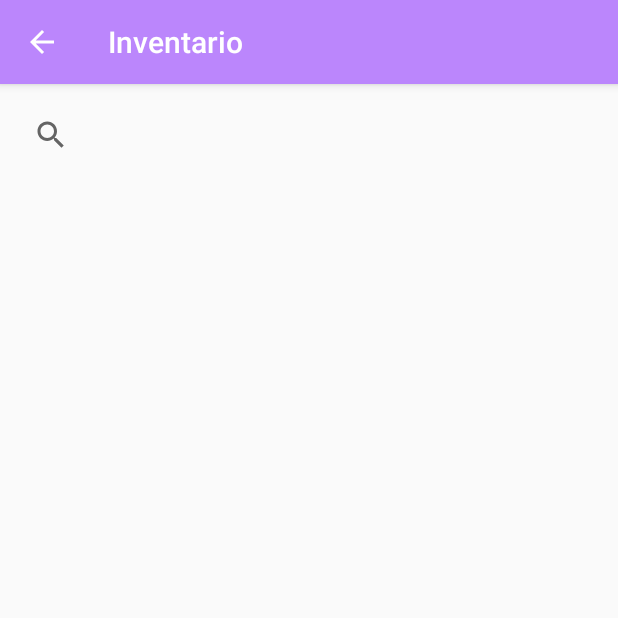
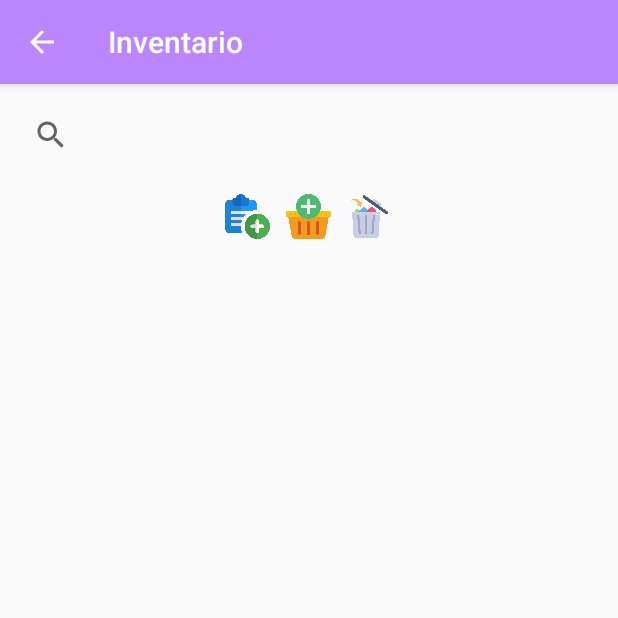
Before and after one commit to isagonrod/inventario, an Android app: the ListaActivity screen opened directly, with no data from a screen before it, on a phone screen of 412 x 824 dp, the top half of it. Run offline under Robolectric (Android 15) with nearby library versions, the phone set to English and light mode, and no system bars.

Commit message:
[#3] - Clic largo selecciona y cambia de color. - Boton para nuevos productos en la lista.

```diff
--- a/app/src/main/java/isamix/inventario/ListaActivity.java
+++ b/app/src/main/java/isamix/inventario/ListaActivity.java
@@ -1,10 +1,14 @@
 package isamix.inventario;
 
+import android.annotation.SuppressLint;
+import android.content.Intent;
 import android.support.v7.app.AppCompatActivity;
 import android.os.Bundle;
 import android.support.v7.widget.DividerItemDecoration;
 import android.support.v7.widget.LinearLayoutManager;
 import android.support.v7.widget.RecyclerView;
+import android.view.View;
+import android.widget.Button;
 import android.widget.SearchView;
 
 import java.util.ArrayList;
@@ -19,13 +23,19 @@ public class ListaActivity extends AppCompatActivity implements SearchView.OnQue
     RecyclerView listaProductos;
     ArrayList<Producto> listaArrayProductos;
     ListaProductosAdapter adapter;
+    Button addProduct, editProduct, addListProduct, deleteProduct;
 
+    @SuppressLint("ResourceType")
     @Override
     protected void onCreate(Bundle savedInstanceState) {
         super.onCreate(savedInstanceState);
         setContentView(R.layout.activity_lista);
 
         txtBuscar = findViewById(R.id.txtBuscar);
+        addProduct = findViewById(R.id.fabNuevo);
+        //editProduct = findViewById(R.id.fabEditar);
+        addListProduct = findViewById(R.id.fabListaCompra);
+        deleteProduct = findViewById(R.id.fabEliminar);
         listaProductos = findViewById(R.id.listaProductos);
         listaProductos.setLayoutManager(new LinearLayoutManager(this));
 
@@ -36,11 +46,17 @@ public class ListaActivity extends AppCompatActivity implements SearchView.OnQue
         adapter = new ListaProductosAdapter(dbProductos.mostrarProductos());
         listaProductos.setAdapter(adapter);
 
+        // Pinta la línea divisoria entre elementos de la lista
         DividerItemDecoration dividerItemDecoration = new DividerItemDecoration(
                 this, new LinearLayoutManager(this).getOrientation());
         listaProductos.addItemDecoration(dividerItemDecoration);
 
         txtBuscar.setOnQueryTextListener(this);
+
+        addProduct.setOnClickListener(v -> {
+            Intent intent = new Intent(ListaActivity.this, NuevoActivity.class);
+            startActivity(intent);
+        });
     }
 
     @Override
--- a/app/src/main/java/isamix/inventario/adapter/ListaProductosAdapter.java
+++ b/app/src/main/java/isamix/inventario/adapter/ListaProductosAdapter.java
@@ -3,6 +3,7 @@ package isamix.inventario.adapter;
 import android.annotation.SuppressLint;
 import android.content.Context;
 import android.content.Intent;
+import android.graphics.Color;
 import android.support.annotation.NonNull;
 import android.support.v7.widget.RecyclerView;
 import android.view.LayoutInflater;
@@ -22,6 +23,7 @@ public class ListaProductosAdapter extends RecyclerView.Adapter<ListaProductosAd
 
     ArrayList<Producto> listaProductos;
     ArrayList<Producto> listaOriginal;
+    ArrayList<Producto> listaCompra;
 
     public ListaProductosAdapter(ArrayList<Producto> listaProductos) {
         this.listaProductos = listaProductos;
@@ -83,6 +85,13 @@ public class ListaProductosAdapter extends RecyclerView.Adapter<ListaProductosAd
                 intent.putExtra("ID", listaProductos.get(getAdapterPosition()).getId());
                 context.startActivity(intent);
             });
+
+            itemView.setOnLongClickListener(v -> {
+                itemView.setBackgroundColor(Color.CYAN);
+                // Añadir el producto seleccionado a la lista de la compra
+
+                return true;
+            });
         }
     }
 }
--- a/app/src/main/res/layout/activity_lista.xml
+++ b/app/src/main/res/layout/activity_lista.xml
@@ -1,22 +1,68 @@
 <?xml version="1.0" encoding="utf-8"?>
 <LinearLayout xmlns:android="http://schemas.android.com/apk/res/android"
+    xmlns:app="http://schemas.android.com/apk/res-auto"
     xmlns:tools="http://schemas.android.com/tools"
     android:layout_width="match_parent"
     android:layout_height="match_parent"
-    xmlns:app="http://schemas.android.com/apk/res-auto"
     android:layout_margin="10dp"
     android:orientation="vertical"
     tools:context=".ListaActivity">
 
     <SearchView
         android:id="@+id/txtBuscar"
-        app:actionViewClass="androix.appcompat.widget.SearchView"
         android:layout_width="match_parent"
-        android:layout_height="wrap_content" />
+        android:layout_height="wrap_content"
+        app:actionViewClass="androix.appcompat.widget.SearchView" />
+
+    <LinearLayout
+        android:layout_width="wrap_content"
+        android:layout_height="wrap_content"
+        android:layout_margin="10dp"
+        android:weightSum="4"
+        android:layout_gravity="center">
+
+        <Button
+            android:id="@+id/fabNuevo"
+            android:layout_width="30dp"
+            android:layout_height="30dp"
+            android:layout_gravity="center"
+            android:layout_margin="5dp"
+            android:background="@drawable/add"
+            android:clickable="true" />
+
+<!--        <Button-->
+<!--            android:id="@+id/fabEditar"-->
+<!--            android:layout_width="30dp"-->
+<!--            android:layout_height="30dp"-->
+<!--            android:layout_gravity="center"-->
+<!--            android:layout_margin="5dp"-->
+<!--            android:background="@drawable/edit"-->
+<!--            android:clickable="true" />-->
+
+        <Button
+            android:id="@+id/fabListaCompra"
+            android:layout_width="30dp"
+            android:layout_height="30dp"
+            android:layout_gravity="center"
+            android:layout_margin="5dp"
+            android:background="@drawable/basket"
+            android:clickable="true" />
+
+        <Button
+            android:id="@+id/fabEliminar"
+            android:layout_width="30dp"
+            android:layout_height="30dp"
+            android:layout_gravity="center"
+            android:layout_margin="5dp"
+            android:background="@drawable/delete"
+            android:clickable="true" />
+
+    </LinearLayout>
 
     <android.support.v7.widget.RecyclerView
         android:id="@+id/listaProductos"
         android:layout_width="match_parent"
-        android:layout_height="wrap_content" />
+        android:layout_height="wrap_content"
+        tools:listitem="@layout/lista_item_producto" />
 
 </LinearLayout>
--- a/app/src/main/res/layout/lista_item_producto.xml
+++ b/app/src/main/res/layout/lista_item_producto.xml
@@ -72,7 +72,7 @@
                     android:layout_height="wrap_content"
                     android:orientation="horizontal"
                     android:weightSum="3"
-                    android:layout_weight="1.5">
+                    android:layout_weight="2">
 
                     <TextView
                         android:text="@string/hint_precio_lista"
@@ -103,7 +103,7 @@
                     android:id="@+id/viewTienda"
                     android:layout_width="0dp"
                     android:layout_height="match_parent"
-                    android:layout_weight="1.5"
+                    android:layout_weight="1"
                     android:textColor="@color/dark_grey"
                     android:textSize="16sp"
                     android:textAlignment="textEnd"/>
```
Also changed, not shown: app/src/main/res/drawable/add.png (added), app/src/main/res/drawable/basket.png (added).
